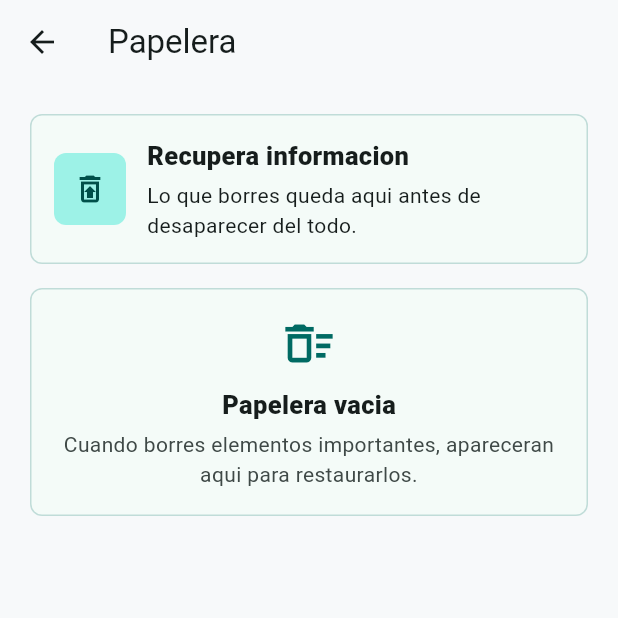
After one commit to MauricioSalvadorC/ma-u-flutter, a Flutter app: the screen it shows after launch, after a tap on the "restore from trash" icon, on a phone screen of 412 x 824 dp, the top half of it. The commit adds this screen. Run offline on Flutter 3.47's test engine with Material 3 defaults, Android fonts, the phone set to English and light mode, and no system bars; our stand-ins replace drift, drift_flutter; accounts and stored records are empty; generated files the repository leaves out were written again.

Commit message:
feat: delete

```diff
--- a/lib/data/database/app_database.dart
+++ b/lib/data/database/app_database.dart
@@ -41,6 +41,7 @@ class AcademicTasks extends Table {
   IntColumn get priorityIndex => integer()();
   BoolColumn get isCompleted => boolean().withDefault(const Constant(false))();
   DateTimeColumn get createdAt => dateTime().withDefault(currentDateAndTime)();
+  DateTimeColumn get deletedAt => dateTime().nullable()();
 }
 
 @DriftDatabase(
@@ -52,7 +53,7 @@ class AppDatabase extends _$AppDatabase {
     : super(executor ?? driftDatabase(name: 'ma_u.sqlite'));
 
   @override
-  int get schemaVersion => 2;
+  int get schemaVersion => 3;
 
   @override
   MigrationStrategy get migration {
@@ -61,6 +62,9 @@ class AppDatabase extends _$AppDatabase {
         if (from < 2) {
           await migrator.createTable(academicTasks);
         }
+        if (from < 3) {
+          await migrator.addColumn(academicTasks, academicTasks.deletedAt);
+        }
       },
     );
   }
--- a/lib/features/dashboard/presentation/dashboard_screen.dart
+++ b/lib/features/dashboard/presentation/dashboard_screen.dart
@@ -5,6 +5,7 @@ import '../../grades/presentation/grade_calculator_screen.dart';
 import '../../schedule/presentation/academic_planner_screen.dart';
 import '../../settings/presentation/settings_screen.dart';
 import '../../tasks/presentation/tasks_screen.dart';
+import '../../trash/presentation/trash_screen.dart';
 
 class DashboardScreen extends StatelessWidget {
   const DashboardScreen({super.key});
@@ -69,6 +70,15 @@ class DashboardScreen extends StatelessWidget {
       appBar: AppBar(
         title: const _AppTitle(),
         actions: [
+          IconButton(
+            tooltip: 'Papelera',
+            onPressed: () {
+              Navigator.of(context).push(
+                MaterialPageRoute<void>(builder: (_) => const TrashScreen()),
+              );
+            },
+            icon: const Icon(Icons.restore_from_trash_outlined),
+          ),
           IconButton(
             tooltip: 'Configuracion',
             onPressed: () {
--- a/lib/features/tasks/data/task_repository.dart
+++ b/lib/features/tasks/data/task_repository.dart
@@ -14,6 +14,12 @@ class TaskRepository {
     );
   }
 
+  Stream<List<AcademicTask>> watchDeletedTasks() {
+    return _database.tasksDao.watchDeleted().map(
+      (rows) => rows.map(_toDomain).toList(),
+    );
+  }
+
   Future<int> saveTask(AcademicTask task) {
     return _database.tasksDao.insertTask(_toCompanion(task));
   }
@@ -22,8 +28,12 @@ class TaskRepository {
     return _database.tasksDao.updateCompleted(id: id, isCompleted: isCompleted);
   }
 
-  Future<int> deleteTask(int id) {
-    return _database.tasksDao.deleteTask(id);
+  Future<bool> moveToTrash(int id) {
+    return _database.tasksDao.moveToTrash(id);
+  }
+
+  Future<bool> restoreTask(int id) {
+    return _database.tasksDao.restoreTask(id);
   }
 
   AcademicTask _toDomain(TaskRow row) {
@@ -35,6 +45,7 @@ class TaskRepository {
       dueDate: row.dueDate,
       priority: TaskPriority.values[row.priorityIndex],
       isCompleted: row.isCompleted,
+      deletedAt: row.deletedAt,
     );
   }
 
@@ -46,6 +57,7 @@ class TaskRepository {
       dueDate: Value(task.dueDate),
       priorityIndex: Value(task.priority.index),
       isCompleted: Value(task.isCompleted),
+      deletedAt: Value(task.deletedAt),
     );
   }
 }
--- a/lib/features/tasks/domain/academic_task.dart
+++ b/lib/features/tasks/domain/academic_task.dart
@@ -17,6 +17,7 @@ class AcademicTask {
     required this.dueDate,
     required this.priority,
     required this.isCompleted,
+    required this.deletedAt,
   });
 
   final int? id;
@@ -26,6 +27,7 @@ class AcademicTask {
   final DateTime? dueDate;
   final TaskPriority priority;
   final bool isCompleted;
+  final DateTime? deletedAt;
 
   AcademicTask copyWith({
     int? id,
@@ -35,6 +37,7 @@ class AcademicTask {
     DateTime? dueDate,
     TaskPriority? priority,
     bool? isCompleted,
+    DateTime? deletedAt,
   }) {
     return AcademicTask(
       id: id ?? this.id,
@@ -44,6 +47,7 @@ class AcademicTask {
       dueDate: dueDate ?? this.dueDate,
       priority: priority ?? this.priority,
       isCompleted: isCompleted ?? this.isCompleted,
+      deletedAt: deletedAt ?? this.deletedAt,
     );
   }
 }
--- /dev/null
+++ b/lib/features/trash/presentation/trash_screen.dart
@@ -0,0 +1,266 @@
+import 'package:flutter/material.dart';
+
+import '../../../core/formatters/app_date_formatter.dart';
+import '../../../data/database/app_database_provider.dart';
+import '../../schedule/data/academic_seed_service.dart';
+import '../../schedule/data/schedule_repository.dart';
+import '../../subjects/data/subject_repository.dart';
+import '../../subjects/domain/subject.dart';
+import '../../tasks/data/task_repository.dart';
+import '../../tasks/domain/academic_task.dart';
+
+class TrashScreen extends StatefulWidget {
+  const TrashScreen({super.key});
+
+  @override
+  State<TrashScreen> createState() => _TrashScreenState();
+}
+
+class _TrashScreenState extends State<TrashScreen> {
+  late final SubjectRepository _subjectRepository;
+  late final ScheduleRepository _scheduleRepository;
+  late final TaskRepository _taskRepository;
+  late final Future<void> _seedFuture;
+
+  @override
+  void initState() {
+    super.initState();
+    final database = AppDatabaseProvider.instance;
+    _subjectRepository = SubjectRepository(database);
+    _scheduleRepository = ScheduleRepository(database);
+    _taskRepository = TaskRepository(database);
+    _seedFuture = AcademicSeedService(
+      subjectRepository: _subjectRepository,
+      scheduleRepository: _scheduleRepository,
+    ).seedIfNeeded();
+  }
+
+  Future<void> _restoreTask(AcademicTask task) async {
+    final id = task.id;
+    if (id == null) {
+      return;
+    }
+
+    await _taskRepository.restoreTask(id);
+  }
+
+  @override
+  Widget build(BuildContext context) {
+    return FutureBuilder<void>(
+      future: _seedFuture,
+      builder: (context, seedSnapshot) {
+        if (seedSnapshot.connectionState != ConnectionState.done) {
+          return const Scaffold(
+            body: Center(child: CircularProgressIndicator()),
+          );
+        }
+
+        return StreamBuilder<List<Subject>>(
+          stream: _subjectRepository.watchSubjects(),
+          builder: (context, subjectSnapshot) {
+            final subjects = subjectSnapshot.data ?? const <Subject>[];
+
+            return StreamBuilder<List<AcademicTask>>(
+              stream: _taskRepository.watchDeletedTasks(),
+              builder: (context, taskSnapshot) {
+                final tasks = taskSnapshot.data ?? const <AcademicTask>[];
+                return _TrashView(
+                  subjects: subjects,
+                  tasks: tasks,
+                  onRestoreTask: _restoreTask,
+                );
+              },
+            );
+          },
+        );
+      },
+    );
+  }
+}
+
+class _TrashView extends StatelessWidget {
+  const _TrashView({
+    required this.subjects,
+    required this.tasks,
+    required this.onRestoreTask,
+  });
+
+  final List<Subject> subjects;
+  final List<AcademicTask> tasks;
+  final ValueChanged<AcademicTask> onRestoreTask;
+
+  @override
+  Widget build(BuildContext context) {
+    return Scaffold(
+      appBar: AppBar(title: const Text('Papelera')),
+      body: SafeArea(
+        child: ListView(
+          padding: const EdgeInsets.all(20),
+          children: [
+            const _TrashHeader(),
+            const SizedBox(height: 16),
+            if (tasks.isEmpty)
+              const _EmptyTrashCard()
+            else
+              for (final task in tasks) ...[
+                _DeletedTaskCard(
+                  task: task,
+                  subject: subjects.firstWhere(
+                    (subject) => subject.id == task.subjectId,
+                    orElse: () => const Subject(
+                      id: 'unknown',
+                      name: 'Materia',
+                      teacher: '',
+                      room: '',
+                      credits: 0,
+                      accentColorValue: 0xFF64748B,
+                    ),
+                  ),
+                  onRestore: () => onRestoreTask(task),
+                ),
+                const SizedBox(height: 10),
+              ],
+          ],
+        ),
+      ),
+    );
+  }
+}
+
+class _TrashHeader extends StatelessWidget {
+  const _TrashHeader();
+
+  @override
+  Widget build(BuildContext context) {
+    final colorScheme = Theme.of(context).colorScheme;
+
+    return Card(
+      child: Padding(
+        padding: const EdgeInsets.all(16),
+        child: Row(
+          children: [
+            Container(
+              width: 48,
+              height: 48,
+              decoration: BoxDecoration(
+                color: colorScheme.primaryContainer,
+                borderRadius: BorderRadius.circular(8),
+              ),
+              child: Icon(
+                Icons.restore_from_trash_outlined,
+                color: colorScheme.onPrimaryContainer,
+              ),
+            ),
+            const SizedBox(width: 14),
+            const Expanded(
+              child: Column(
+                crossAxisAlignment: CrossAxisAlignment.start,
+                children: [
+                  Text(
+                    'Recupera informacion',
+                    style: TextStyle(fontSize: 17, fontWeight: FontWeight.w900),
+                  ),
+                  SizedBox(height: 4),
+                  Text(
+                    'Lo que borres queda aqui antes de desaparecer del todo.',
+                  ),
+                ],
+              ),
+            ),
+          ],
+        ),
+      ),
+    );
+  }
+}
+
+class _EmptyTrashCard extends StatelessWidget {
+  const _EmptyTrashCard();
+
+  @override
+  Widget build(BuildContext context) {
+    final colorScheme = Theme.of(context).colorScheme;
+
+    return Card(
+      child: Padding(
+        padding: const EdgeInsets.all(18),
+        child: Column(
+          children: [
+            Icon(
+              Icons.delete_sweep_outlined,
+              color: colorScheme.primary,
+              size: 38,
+            ),
+            const SizedBox(height: 10),
+            const Text(
+              'Papelera vacia',
+              style: TextStyle(fontSize: 17, fontWeight: FontWeight.w900),
+            ),
+            const SizedBox(height: 4),
+            Text(
+              'Cuando borres elementos importantes, apareceran aqui para restaurarlos.',
+              textAlign: TextAlign.center,
+              style: TextStyle(color: colorScheme.onSurfaceVariant),
+            ),
+          ],
+        ),
+      ),
+    );
+  }
+}
+
+class _DeletedTaskCard extends StatelessWidget {
+  const _DeletedTaskCard({
+    required this.task,
+    required this.subject,
+    required this.onRestore,
+  });
+
+  final AcademicTask task;
+  final Subject subject;
+  final VoidCallback onRestore;
+
+  @override
+  Widget build(BuildContext context) {
+    final colorScheme = Theme.of(context).colorScheme;
+    final deletedAt = task.deletedAt;
+
+    return Card(
+      child: Padding(
+        padding: const EdgeInsets.all(14),
+        child: Row(
+          children: [
+            Icon(Icons.task_alt_outlined, color: colorScheme.primary),
+            const SizedBox(width: 12),
+            Expanded(
+              child: Column(
+                crossAxisAlignment: CrossAxisAlignment.start,
+                children: [
+                  Text(
+                    task.title,
+                    style: const TextStyle(
+                      fontSize: 16,
+                      fontWeight: FontWeight.w900,
+                    ),
+                  ),
+                  const SizedBox(height: 4),
+                  Text(
+                    deletedAt == null
+                        ? subject.name
+                        : '${subject.name} - ${AppDateFormatter.dateTime(deletedAt)}',
+                    style: TextStyle(color: colorScheme.onSurfaceVariant),
+                  ),
+                ],
+              ),
+            ),
+            TextButton.icon(
+              onPressed: onRestore,
+              icon: const Icon(Icons.restore_outlined),
+              label: const Text('Restaurar'),
+            ),
+          ],
+        ),
+      ),
+    );
+  }
+}
```
Also changed, not shown: lib/core/formatters/app_date_formatter.dart (added, +27 -0 lines), lib/core/widgets/destructive_confirmation_dialog.dart (added, +59 -0 lines), lib/data/daos/tasks_dao.dart (+25 -8 lines), lib/features/tasks/presentation/tasks_screen.dart (+77 -14 lines), lib/data/database/app_database.g.dart.
